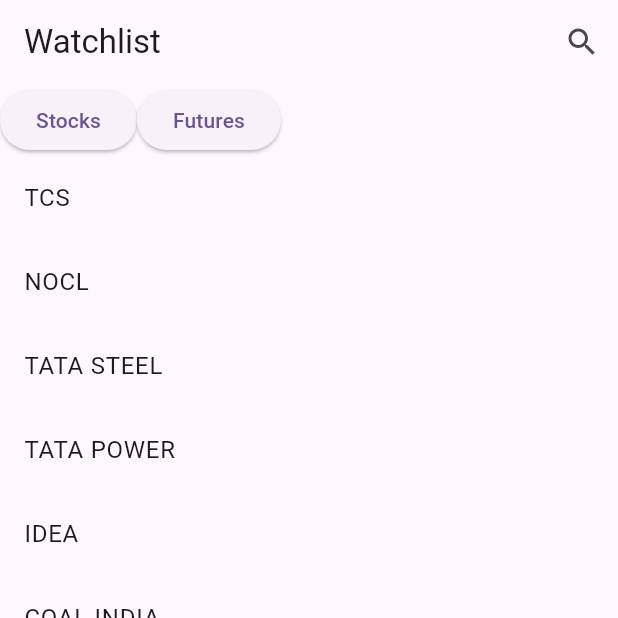
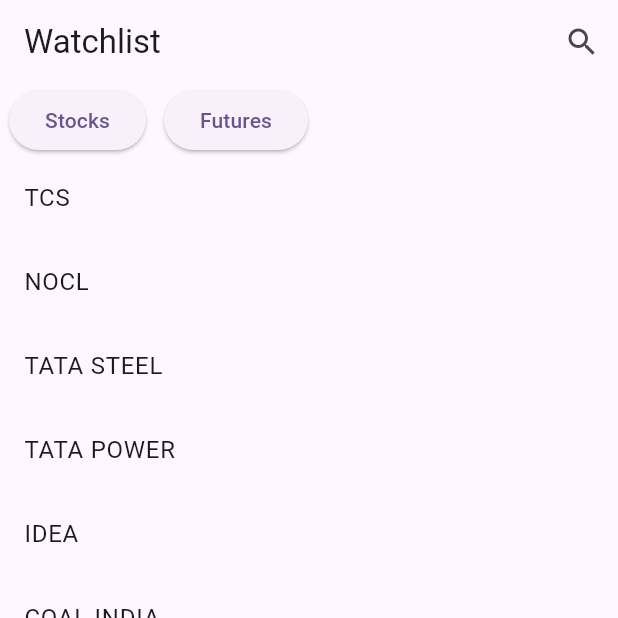
Before and after one commit to MohamedSafvanKP-MSIL/watchlist_app, a Flutter app: the screen it shows after launch, on a phone screen of 412 x 824 dp, the top half of it. Run offline on Flutter 3.47's test engine with Material 3 defaults, Android fonts, the phone set to English and light mode, and no system bars; our stand-ins replace equatable, flutter_bloc.

Commit message:
UI adjustment

```diff
--- a/lib/presentation/screens/watchlist_screen.dart
+++ b/lib/presentation/screens/watchlist_screen.dart
@@ -24,10 +24,10 @@
   Widget build(BuildContext context) {
     return Scaffold(
       appBar: AppBar(
-        title: Text('Watchlist'),
+        title: const Text('Watchlist'),
         actions: [
           IconButton(
-            icon: Icon(Icons.search),
+            icon: const Icon(Icons.search),
             onPressed: () {
               context.read<WatchlistBloc>().handleSearchOrGroupChange();
               // Navigate to search screen
@@ -42,6 +42,7 @@
         builder: (BuildContext context, WatchlistState state) {
           if (state.loadingStatus.isSuccess) {
             return Column(
+              crossAxisAlignment: CrossAxisAlignment.start,
               children: [
                 WatchlistTabs(
                   watchlists: state.groups ?? [],
@@ -76,16 +77,22 @@
 
   @override
   Widget build(BuildContext context) {
-    return Row(
+    return SingleChildScrollView(
+      scrollDirection: Axis.horizontal,
+      child: Row(
         children: watchlists.map((group) {
-        return ElevatedButton(
+          return Padding(
+            padding: const EdgeInsets.symmetric(horizontal: 6),
+            child: ElevatedButton(
               onPressed: () {
                 context.read<WatchlistBloc>().handleSearchOrGroupChange();
                 context.read<WatchlistBloc>().switchGroup(group);
               },
               child: Text(group),
+            ),
           );
         }).toList(),
+      ),
     );
   }
 }
```
Lines whose indentation alone changed are shown as unchanged.
